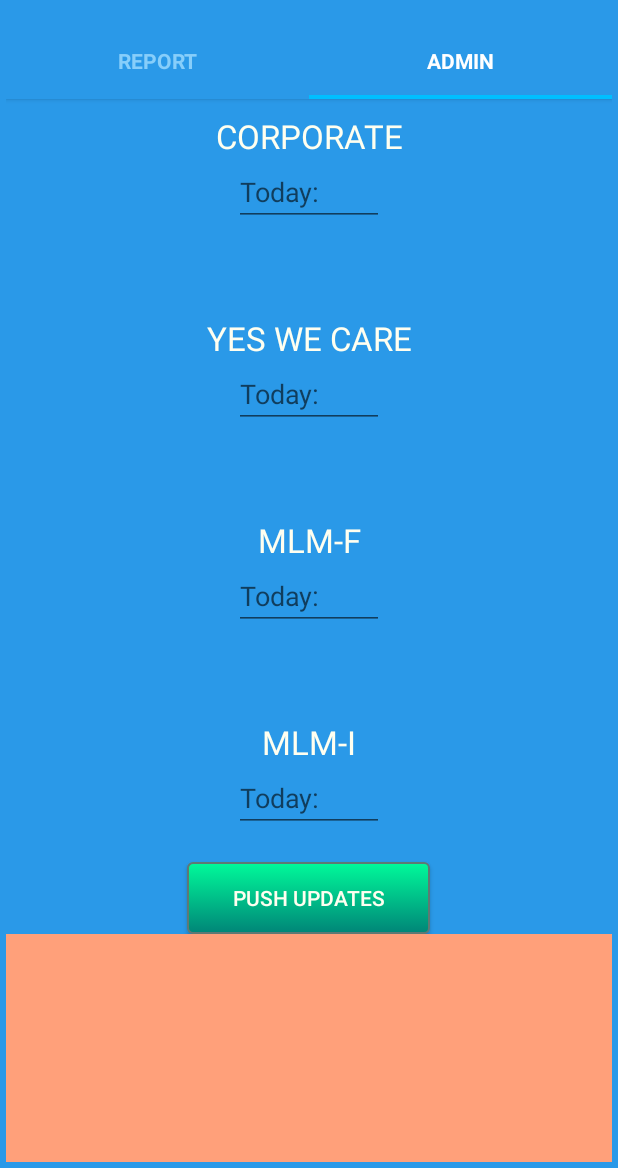
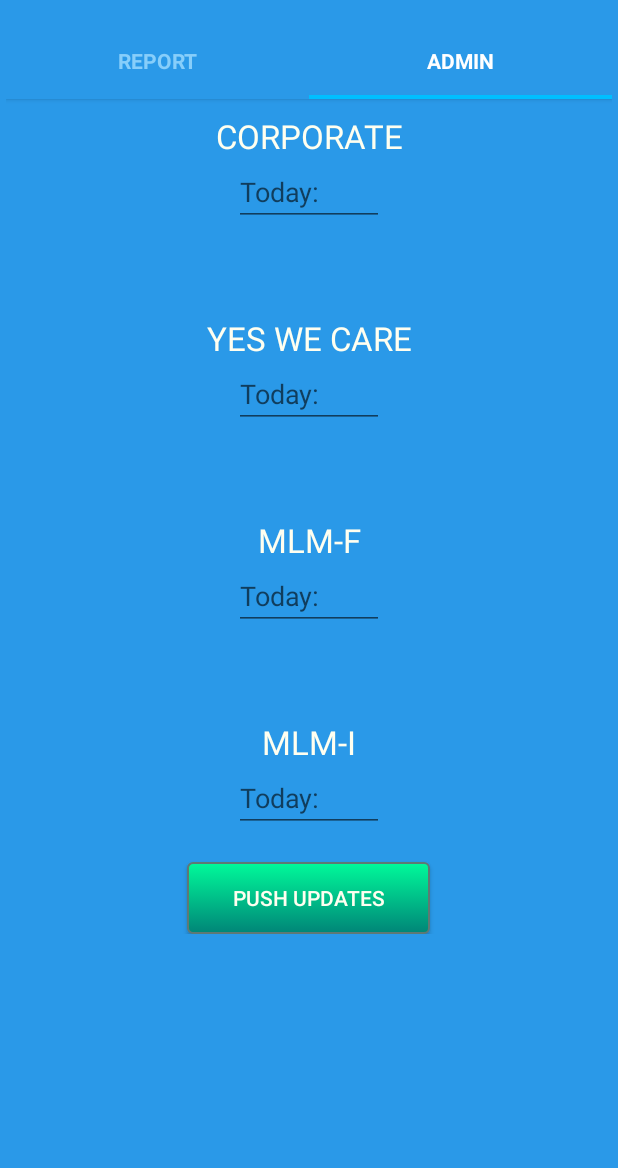
Before and after one commit to neutt22/gibx-daily-admin-report, an Android app: the screen it shows after launch (MainActivity), in the options menu, after a tap on "Settings", on a phone screen of 412 x 824 dp, the part 68-1236 px from its top. Run offline under Robolectric (Android 15) with nearby library versions, the phone set to English and light mode, and no system bars.

```diff
--- a/app/build.gradle
+++ b/app/build.gradle
@@ -19,7 +19,10 @@ android {
     }
 }
 
+repositories {mavenCentral()}
+
 dependencies {
     compile fileTree(dir: 'libs', include: ['*.jar'])
     compile 'com.android.support:appcompat-v7:22.1.1'
+    compile 'com.google.code.gson:gson:2.3'
 }
--- /dev/null
+++ b/app/src/main/java/jim/gibx/gibco/guevent/com/gibxadmindailyreport/ButtonHandler.java
@@ -0,0 +1,31 @@
+package jim.gibx.gibco.guevent.com.gibxadmindailyreport;
+
+import android.util.Log;
+import android.view.View;
+import android.widget.EditText;
+
+import com.google.gson.Gson;
+
+public class ButtonHandler implements View.OnClickListener {
+
+    private EditText txtCorpoToday, txtYWCToday, txtMLMFToday, txtMLMIToday;
+
+    public ButtonHandler(EditText corpo, EditText ywc, EditText mlmF, EditText mlmI){
+        txtCorpoToday = corpo;
+        txtYWCToday = ywc;
+        txtMLMFToday = mlmF;
+        txtMLMIToday = mlmI;
+    }
+
+    @Override
+    public void onClick(View v){
+        SaleToday today = new SaleToday(txtCorpoToday.getText().toString(),
+                txtYWCToday.getText().toString(),
+                txtMLMFToday.getText().toString(),
+                txtMLMIToday.getText().toString() );
+        Gson gson = new Gson();
+
+        Log.i("JSON: " + gson.toJson(today), "onclick");
+    }
+
+}
--- a/app/src/main/java/jim/gibx/gibco/guevent/com/gibxadmindailyreport/MainActivity.java
+++ b/app/src/main/java/jim/gibx/gibco/guevent/com/gibxadmindailyreport/MainActivity.java
@@ -51,6 +51,10 @@ public class MainActivity extends AppCompatActivity {
         tabs.setViewPager(pager);
     }
 
+    public void onUpdate(View view){
+        Log.i("Hello", "button");
+    }
+
 
     public void refreshClicked(View view){
         TextView lblUpdate = (TextView) findViewById(R.id.lblUpdate);
--- /dev/null
+++ b/app/src/main/java/jim/gibx/gibco/guevent/com/gibxadmindailyreport/SaleToday.java
@@ -0,0 +1,24 @@
+package jim.gibx.gibco.guevent.com.gibxadmindailyreport;
+
+
+import java.util.Date;
+
+public class SaleToday {
+
+    private String corpo, ywc, mlmF, mlmI;
+    private String date;
+
+    public SaleToday(String c, String y, String f, String i){
+        corpo = c;
+        ywc = y; mlmF = f; mlmI = i;
+        CharSequence d = android.text.format.DateFormat.format("MM-dd-yyyy", new Date().getTime());
+        date = d.toString();
+    }
+
+    public String getCorpo() { return corpo; }
+    public String getYwc() { return ywc; }
+    public String getMlmF() { return mlmF; }
+    public String getMlmI() { return mlmI; }
+    public String getDate() { return date; }
+
+}
--- a/app/src/main/java/jim/gibx/gibco/guevent/com/gibxadmindailyreport/Tab1.java
+++ b/app/src/main/java/jim/gibx/gibco/guevent/com/gibxadmindailyreport/Tab1.java
@@ -22,4 +22,6 @@ public class Tab1 extends Fragment {
         lblDate.setText(date);
         return v;
     }
+
+
 }
--- a/app/src/main/java/jim/gibx/gibco/guevent/com/gibxadmindailyreport/Tab2.java
+++ b/app/src/main/java/jim/gibx/gibco/guevent/com/gibxadmindailyreport/Tab2.java
@@ -6,11 +6,22 @@ import android.support.v4.app.Fragment;
 import android.view.LayoutInflater;
 import android.view.View;
 import android.view.ViewGroup;
+import android.widget.Button;
+import android.widget.EditText;
 
 public class Tab2 extends Fragment {
     @Override
     public View onCreateView(LayoutInflater inflater, @Nullable ViewGroup container, @Nullable Bundle savedInstanceState) {
         View v = inflater.inflate(R.layout.tab_2,container,false);
+
+        EditText corpo = (EditText) v.findViewById(R.id.txtCorpoToday);
+        EditText ywc = (EditText) v.findViewById(R.id.txtYWCToday);
+        EditText mlmF = (EditText) v.findViewById(R.id.txtMLMFToday);
+        EditText mlmI = (EditText) v.findViewById(R.id.txtMLMIToday);
+
+        Button b = (Button) v.findViewById(R.id.btnPush);
+        b.setOnClickListener(new ButtonHandler(corpo, ywc, mlmF, mlmI));
+
         return v;
     }
 }
--- a/app/src/main/res/layout/tab_2.xml
+++ b/app/src/main/res/layout/tab_2.xml
@@ -2,7 +2,7 @@
 <RelativeLayout xmlns:android="http://schemas.android.com/apk/res/android"
     android:layout_width="match_parent"
     android:layout_height="match_parent"
-    android:background="@color/LightSalmon">
+    android:background="@color/F360">
 
     <ScrollView
         android:layout_width="fill_parent"
@@ -10,8 +10,9 @@
         <LinearLayout
             android:orientation="vertical"
             android:layout_width="match_parent"
-            android:layout_height="match_parent"
-            android:background="@color/F360">
+            android:layout_height="wrap_content"
+            android:background="@color/F360"
+            android:nestedScrollingEnabled="false">
 
             <TextView
                 android:layout_width="fill_parent"
@@ -103,7 +104,7 @@
                 android:layout_width="162dp"
                 android:layout_height="wrap_content"
                 android:text="@string/btn_update"
-                android:id="@+id/button"
+                android:id="@+id/btnPush"
                 android:layout_gravity="center_horizontal"
                 android:layout_marginTop="20dp"
                 android:background="@drawable/update_button"
```
Also changed, not shown: 1 other file.
